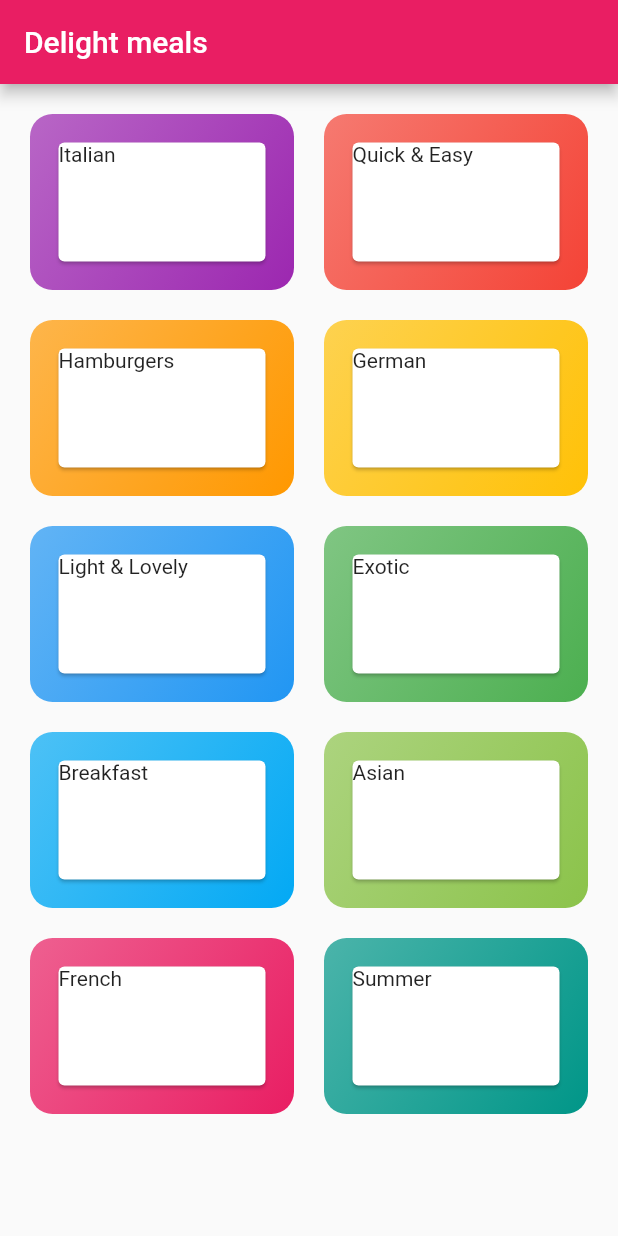
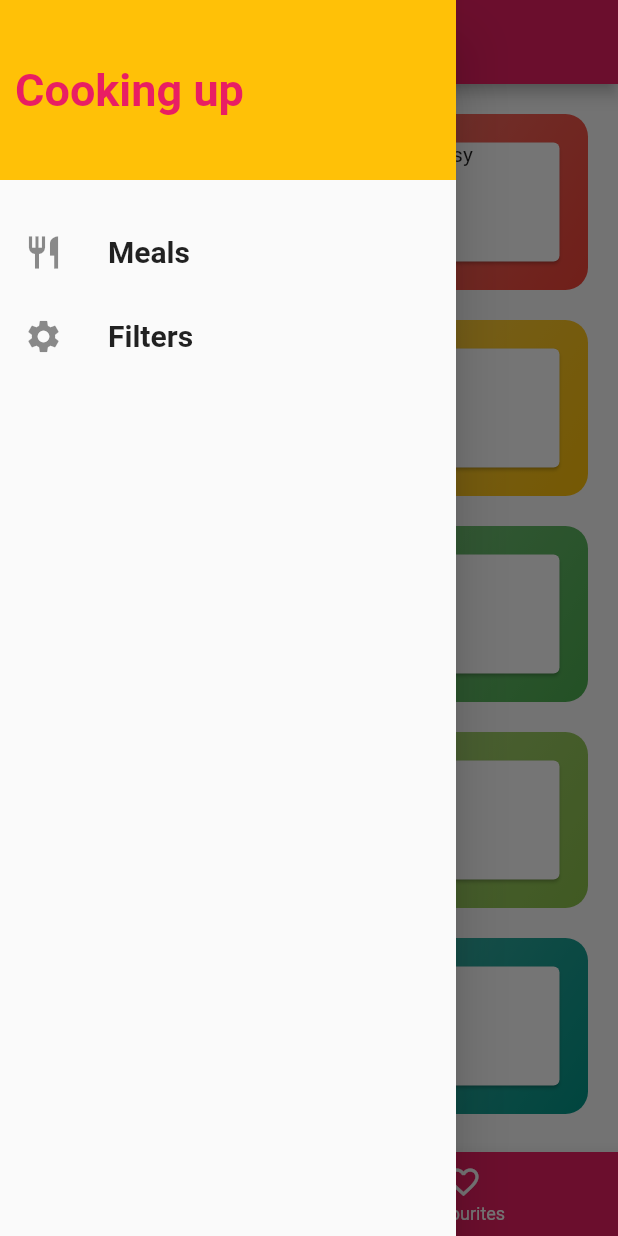
Before and after one commit to bhattabhi013/MealsApp, a Flutter app: the screen it shows after launch, with the side drawer open (before the commit the screen has no drawer), on a phone screen of 412 x 824 dp. Run offline on Flutter 3.47's test engine with Material 2 defaults, Android fonts, the phone set to English and light mode, and no system bars.

Commit message:
tabs and drawwers

```diff
--- a/lib/Screens/categories.dart
+++ b/lib/Screens/categories.dart
@@ -7,9 +7,9 @@ class CategoryList extends StatelessWidget {
   @override
   Widget build(BuildContext context) {
     return Scaffold(
-      appBar: AppBar(
-        title: const Text("Delight meals"),
-      ),
+      // appBar: AppBar(
+      //   title: const Text("Delight meals"),
+      // ),
       body: GridView(
         padding: const EdgeInsets.all(20),
         children: DUMMY_CATEGORIES.map((catData) {
--- /dev/null
+++ b/lib/Screens/tabs.dart
@@ -0,0 +1,55 @@
+import 'package:flutter/foundation.dart';
+import 'package:flutter/material.dart';
+import 'package:meals/Screens/favourites.dart';
+import 'package:meals/Widgets/drawer.dart';
+
+import 'categories.dart';
+
+class TabsScreen extends StatefulWidget {
+  const TabsScreen({Key? key}) : super(key: key);
+
+  @override
+  _TabsScreenState createState() => _TabsScreenState();
+}
+
+class _TabsScreenState extends State<TabsScreen> {
+  final List<Widget> _pages = [CategoryList(), FavouritesSceen()];
+  int _SelectedPageIndex = 0;
+  _selectPage(int index) {
+    setState(() {
+      _SelectedPageIndex = index;
+    });
+  }
+
+  @override
+  Widget build(BuildContext context) {
+    return Scaffold(
+      appBar: AppBar(
+        title: const Text("Meals"),
+      ),
+      drawer: const MainDrawer(),
+      body: _pages[_SelectedPageIndex],
+      bottomNavigationBar: BottomNavigationBar(
+        onTap: _selectPage,
+        backgroundColor: Theme.of(context).primaryColor,
+        unselectedItemColor: Colors.white,
+        selectedItemColor: Colors.amber,
+        currentIndex: _SelectedPageIndex,
+        type: BottomNavigationBarType.fixed,
+        items: const [
+          BottomNavigationBarItem(
+              icon: Icon(
+                Icons.category,
+              ),
+              label: "Categories"),
+          BottomNavigationBarItem(
+            icon: Icon(
+              Icons.favorite_outline,
+            ),
+            label: "Favourites",
+          ),
+        ],
+      ),
+    );
+  }
+}
--- /dev/null
+++ b/lib/Widgets/drawer.dart
@@ -0,0 +1,54 @@
+import 'package:flutter/material.dart';
+import 'package:meals/Screens/filtersScreen.dart';
+
+class MainDrawer extends StatelessWidget {
+  const MainDrawer({Key? key}) : super(key: key);
+
+  // new widget for creating buildListTile
+  Widget buildListTile(String title, IconData icon, VoidCallback tileTapped) {
+    return ListTile(
+      onTap: tileTapped,
+      leading: Icon(
+        icon,
+        size: 26,
+      ),
+      title: Text(title,
+          style: const TextStyle(fontSize: 20, fontWeight: FontWeight.bold)),
+      // onTap: ,
+    );
+  }
+
+  @override
+  Widget build(BuildContext context) {
+    return Drawer(
+      child: Column(
+        children: <Widget>[
+          Container(
+            height: 120,
+            width: double.infinity,
+            padding: const EdgeInsets.all(10.0),
+            alignment: Alignment.centerLeft,
+            color: Colors.amber,
+            child: Text(
+              "Cooking up",
+              style: TextStyle(
+                fontSize: 30,
+                color: Theme.of(context).primaryColor,
+                fontWeight: FontWeight.bold,
+              ),
+            ),
+          ),
+          const SizedBox(
+            height: 20,
+          ),
+          buildListTile('Meals', Icons.restaurant, () {
+            Navigator.of(context).pushReplacementNamed('/');
+          }),
+          buildListTile('Filters', Icons.settings, () {
+            Navigator.of(context).pushReplacementNamed(FilterScreen.routeName);
+          }),
+        ],
+      ),
+    );
+  }
+}
--- a/lib/main.dart
+++ b/lib/main.dart
@@ -1,27 +1,60 @@
+// ignore_for_file: unused_field
+
 import 'package:flutter/material.dart';
+import 'package:meals/Screens/filtersScreen.dart';
 import 'package:meals/Screens/meal_detail_screen.dart';
+import 'package:meals/dummy_data.dart';
+import 'package:meals/models/meal.dart';
 
 import '../Screens/categories.dart';
 import '../Screens/category_meals_screen.dart';
+import 'Screens/tabs.dart';
 
 void main() {
   runApp(MealsApp());
 }
 
-class MealsApp extends StatelessWidget {
+class MealsApp extends StatefulWidget {
+  @override
+  State<MealsApp> createState() => _MealsAppState();
+}
+
+class _MealsAppState extends State<MealsApp> {
+  Map<String, bool> _filters = {
+    'gluten': false,
+    'lactose': false,
+    'vegan': false,
+    'vegetarian': false,
+  };
+
+  void _setFilters(Map<String, bool> filterParams) {
+    setState(() {
+      _filters = filterParams;
+      // _availableMeals = DUMMY_MEALS.where((meal) {
+
+      // });
+    });
+  }
+
+  List<Meal> _availableMeals = DUMMY_MEALS;
+
   @override
   Widget build(BuildContext context) {
     return MaterialApp(
-      title: 'Meals App',
+      title: 'Delight Meals',
       theme: ThemeData(
         primarySwatch: Colors.pink,
         // accentColor: : Colors.green
       ),
-      home: CategoryList(),
+      // home: CategoryList(),
       routes: {
-        // '/' : (ctx) => CategoryList(), // defeault home with /
-        CategoryMealsScreen.routeName: (ctx) => CategoryMealsScreen(),
+        '/': (ctx) => TabsScreen(), // defeault home with /
+        CategoryMealsScreen.routeName: (ctx) =>
+            CategoryMealsScreen(_availableMeals),
         MealDetailScreen.routeName: (ctx) => MealDetailScreen(),
+        FilterScreen.routeName: (ctx) => FilterScreen(
+              onPressed: _setFilters,
+            ),
       },
       // onGenerateRoute: (settings) {
       //   if (settings.name == '/meal-detail') {
@@ -42,20 +75,3 @@ class MealsApp extends StatelessWidget {
     );
   }
 }
-
-class HomePage extends StatefulWidget {
-  @override
-  _HomePageState createState() => _HomePageState();
-}
-
-class _HomePageState extends State<HomePage> {
-  @override
-  Widget build(BuildContext context) {
-    return Scaffold(
-      appBar: AppBar(
-        title: const Text('Meals App'),
-      ),
-      body: Center(),
-    );
-  }
-}
```
Also changed, not shown: lib/Screens/category_meals_screen.dart (+4 -3 lines), lib/Screens/favourites.dart (added, +12 -0 lines), lib/Screens/filtersScreen.dart (added, +92 -0 lines), lib/Screens/meal_detail_screen.dart (+95 -1 lines).
